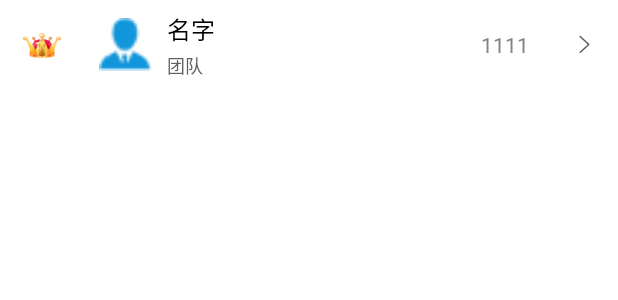
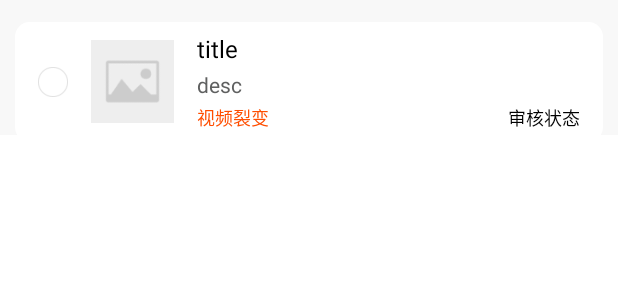
Before and after one commit to RangerAnan/LeQianBao, an Android app: the layout item_lv_video_list.xml on its own in the app's theme, with its tools: preview values and no code run, on a phone screen of 412 x 824 dp. Shown: the top 300 px of the screen. Run offline under Robolectric (Android 15) with nearby library versions, the phone set to English and light mode, and no system bars; network calls fail.

Commit message:
封面列表页面开发

```diff
--- a/app/src/main/res/layout/item_lv_video_list.xml
+++ b/app/src/main/res/layout/item_lv_video_list.xml
@@ -1,34 +1,50 @@
 <?xml version="1.0" encoding="utf-8"?>
 <LinearLayout xmlns:android="http://schemas.android.com/apk/res/android"
+    xmlns:app="http://schemas.android.com/apk/res-auto"
     android:layout_width="match_parent"
-    android:layout_height="60dp"
+    android:layout_height="wrap_content"
+    android:background="@color/bg_common"
+    android:gravity="center_vertical"
+    android:minHeight="90dp"
+    android:orientation="horizontal">
+
+    <android.support.v7.widget.CardView
+        android:layout_width="match_parent"
+        android:layout_height="wrap_content"
+        android:layout_marginStart="@dimen/dp_10"
+        android:layout_marginTop="@dimen/dp_10"
+        android:layout_marginEnd="@dimen/dp_10"
+        android:background="@color/white"
+        app:cardCornerRadius="@dimen/dp_10"
+        app:cardElevation="@null">
+
+        <LinearLayout
+            android:layout_width="match_parent"
+            android:layout_height="80dp"
             android:background="@color/white"
             android:gravity="center_vertical"
-    android:minHeight="60dp"
             android:orientation="horizontal"
-    android:paddingStart="@dimen/dp_15"
             android:paddingEnd="@dimen/dp_15">
 
-    <TextView
-        android:id="@+id/tv_ranking"
-        style="@style/small_text"
-        android:layout_width="25dp"
-        android:layout_height="25dp"
-        android:background="@mipmap/no_one_crown"
-        android:gravity="center"
-        android:textColor="@color/black" />
+            <ImageView
+                android:id="@id/check_box"
+                android:layout_width="20dp"
+                android:layout_height="20dp"
+                android:layout_marginLeft="15dp"
+                android:background="@drawable/industry_cb_normal"
+                android:button="@null" />
 
             <ImageView
                 android:id="@id/iv_image"
-        android:layout_width="35dp"
-        android:layout_height="35dp"
-        android:layout_marginLeft="@dimen/dp_25"
-        android:src="@mipmap/team_director" />
+                android:layout_width="55dp"
+                android:layout_height="55dp"
+                android:layout_marginLeft="@dimen/dp_15"
+                android:src="@mipmap/image_defalut" />
 
             <LinearLayout
-        android:layout_width="wrap_content"
+                android:layout_width="match_parent"
                 android:layout_height="match_parent"
-        android:layout_marginLeft="@dimen/dp_10"
+                android:layout_marginLeft="@dimen/dp_15"
                 android:gravity="center_vertical"
                 android:orientation="vertical">
 
@@ -37,8 +53,10 @@
                     style="@style/small_text"
                     android:layout_width="wrap_content"
                     android:layout_height="wrap_content"
-            android:text="名字"
-            android:textColor="@color/black"
+                    android:ellipsize="end"
+                    android:maxLines="1"
+                    android:text="title"
+                    android:textColor="@color/colorBlack"
                     android:textSize="16sp" />
 
                 <TextView
@@ -47,23 +65,45 @@
                     android:layout_width="wrap_content"
                     android:layout_height="wrap_content"
                     android:layout_marginTop="@dimen/dp_3"
-            android:text="团队"
+                    android:ellipsize="end"
+                    android:maxLines="1"
+                    android:text="desc"
                     android:textColor="@color/color_gray_6"
+                    android:textSize="14sp"
+                    android:visibility="visible" />
+
+                <LinearLayout
+                    android:layout_width="match_parent"
+                    android:layout_height="wrap_content"
+                    android:layout_marginTop="@dimen/dp_3">
+
+                    <TextView
+                        style="@style/small_text"
+                        android:layout_width="wrap_content"
+                        android:layout_height="wrap_content"
+                        android:text="视频裂变"
+                        android:textColor="@color/theme"
                         android:textSize="12sp"
                         android:visibility="visible" />
 
+                    <TextView
+                        android:id="@+id/tv_check_state"
+                        style="@style/small_text"
+                        android:layout_width="0dp"
+                        android:layout_height="wrap_content"
+                        android:layout_marginStart="@dimen/dp_18"
+                        android:layout_weight="1"
+                        android:gravity="end"
+                        android:text="审核状态"
+                        android:textColor="@color/colorBlack"
+                        android:textSize="12sp"
+                        android:visibility="visible" />
                 </LinearLayout>
 
-    <TextView
-        android:id="@+id/tv_count"
-        android:layout_width="0dp"
-        android:layout_height="wrap_content"
-        android:layout_marginLeft="@dimen/dp_18"
-        android:layout_weight="1"
-        android:drawableRight="@mipmap/right_back_black"
-        android:drawablePadding="@dimen/dp_30"
-        android:gravity="end"
-        android:text="1111"
-        android:textColor="@color/color_gray"
-        android:textSize="14sp" />
             </LinearLayout>
+        </LinearLayout>
+
+    </android.support.v7.widget.CardView>
+
+
+</LinearLayout>
--- a/app/src/main/res/values/ids.xml
+++ b/app/src/main/res/values/ids.xml
@@ -20,4 +20,5 @@
     <item name="radioGroup" type="id" />
     <item name="radio_button1" type="id" />
     <item name="radio_button2" type="id" />
+    <item name="check_box" type="id" />
 </resources>
```
Also changed, not shown: app/src/main/java/com/leqian/bao/common/adapter/VideoListAdapter.java (+36 -3 lines), app/src/main/java/com/leqian/bao/common/http/ResourceHttp.java (+8 -0 lines), app/src/main/java/com/leqian/bao/model/resource/GetCoverReq.java (added, +12 -0 lines), app/src/main/java/com/leqian/bao/model/resource/VidoeListResp.java (+64 -5 lines), app/src/main/java/com/leqian/bao/view/activity/resource/VideoListActivity.java (+64 -19 lines), app/src/main/res/drawable/industry_cb_selector.xml (added, +7 -0 lines), app/src/main/res/layout/activity_video_list.xml (+22 -2 lines), app/src/main/res/drawable/industry_cb_normal.png (added), app/src/main/res/drawable/industry_cb_selected.png (added), app/src/main/res/mipmap-xhdpi/image_defalut.png (added). Lines whose indentation alone changed are shown as unchanged.
